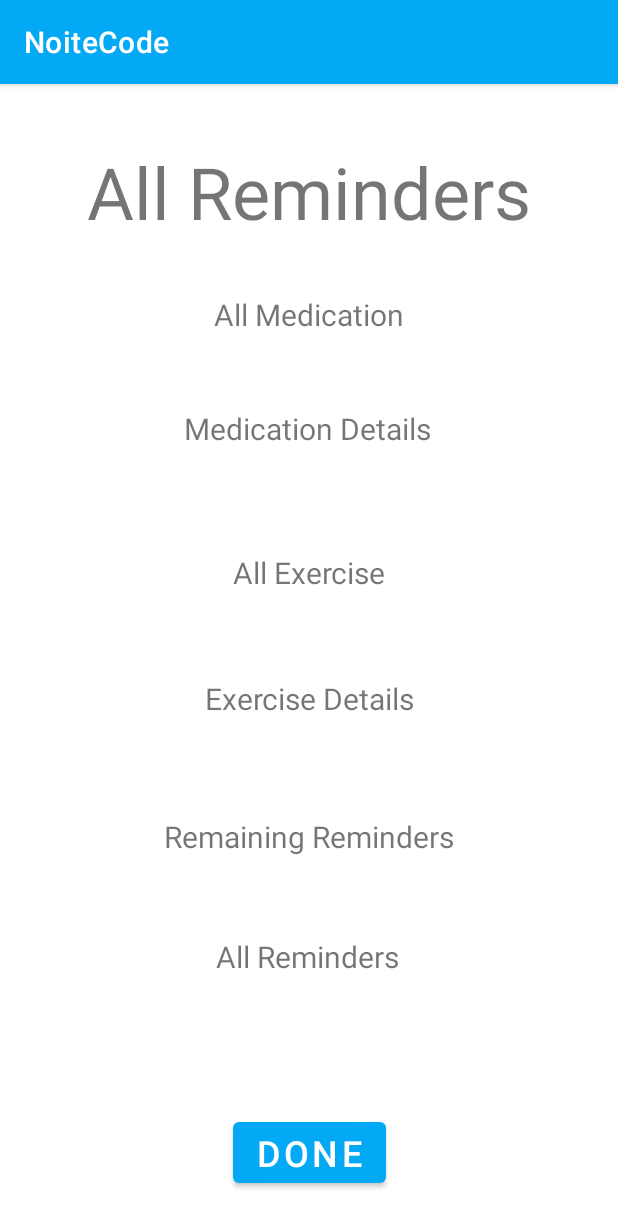
After one commit to SameehaMamodo/NoiteCode, an Android app: the ViewNotifsPage screen opened directly, with no data from a screen before it, on a phone screen of 412 x 824 dp. The commit adds this screen. Shown: the top 1227 px of the screen. Run offline under Robolectric (Android 15) with nearby library versions, the phone set to English and light mode, and no system bars.

Commit message:
Added new pages

```diff
--- a/app/src/main/AndroidManifest.xml
+++ b/app/src/main/AndroidManifest.xml
@@ -23,6 +23,8 @@
         <activity android:name=".MedicationPage"/>
         <activity android:name=".ExercisePage"/>
         <activity android:name=".ReminderPage"/>
+        <activity android:name=".ViewNotifsPage"/>
+
     </application>
 
 </manifest>
--- a/app/src/main/java/com/example/noitecode/HomePage.kt
+++ b/app/src/main/java/com/example/noitecode/HomePage.kt
@@ -36,9 +36,9 @@ class HomePage : AppCompatActivity() {
         startActivity(intent)
     }
 
-//    fun ViewReminder(view: View) {
-//
-//        val intentr = Intent(this, ViewRemindersPage::class.java)
-//        startActivity(intentr)
-//    }
+    fun ViewReminder(view: View) {
+
+        val intentr = Intent(this, ViewNotifsPage::class.java)
+        startActivity(intentr)
+    }
 }
--- /dev/null
+++ b/app/src/main/java/com/example/noitecode/ViewNotifsPage.kt
@@ -0,0 +1,19 @@
+package com.example.noitecode
+
+import android.content.Intent
+import android.os.Bundle
+import android.view.View
+import androidx.appcompat.app.AppCompatActivity
+
+class ViewNotifsPage : AppCompatActivity() {
+    override fun onCreate(savedInstanceState: Bundle?) {
+        super.onCreate(savedInstanceState)
+        setContentView(R.layout.activity_viewnotifspage)
+    }
+
+    fun doneView(view: View) {
+
+        val intent = Intent(this, HomePage::class.java)
+        startActivity(intent)
+    }
+}
--- a/app/src/main/res/layout/activity_homepage.xml
+++ b/app/src/main/res/layout/activity_homepage.xml
@@ -39,6 +39,7 @@
         android:layout_marginStart="8dp"
         android:layout_marginTop="72dp"
         android:layout_marginEnd="35dp"
+        android:onClick="ViewReminder"
         android:text="View Existing Notifications"
         app:layout_constraintEnd_toEndOf="parent"
         app:layout_constraintStart_toEndOf="@+id/btnNotification2"
--- /dev/null
+++ b/app/src/main/res/layout/activity_viewnotifspage.xml
@@ -0,0 +1,123 @@
+<?xml version="1.0" encoding="utf-8"?>
+<androidx.constraintlayout.widget.ConstraintLayout xmlns:android="http://schemas.android.com/apk/res/android"
+    xmlns:app="http://schemas.android.com/apk/res-auto"
+    xmlns:tools="http://schemas.android.com/tools"
+    android:layout_width="match_parent"
+    android:layout_height="match_parent"
+    tools:context=".ViewNotifsPage">
+
+    <TextView
+        android:id="@+id/txtReminderNotif"
+        android:layout_width="341dp"
+        android:layout_height="60dp"
+        android:layout_marginStart="34dp"
+        android:layout_marginTop="568dp"
+        android:layout_marginEnd="34dp"
+        android:text="All Reminders"
+        android:textAlignment="center"
+        android:textSize="20sp"
+        app:layout_constraintEnd_toEndOf="parent"
+        app:layout_constraintHorizontal_bias="0.0"
+        app:layout_constraintStart_toStartOf="parent"
+        app:layout_constraintTop_toTopOf="parent" />
+
+    <TextView
+        android:id="@+id/txtReminderTitle"
+        android:layout_width="341dp"
+        android:layout_height="60dp"
+        android:layout_marginStart="34dp"
+        android:layout_marginTop="488dp"
+        android:layout_marginEnd="34dp"
+        android:text="Remaining Reminders"
+        android:textAlignment="center"
+        android:textSize="20sp"
+        app:layout_constraintEnd_toEndOf="parent"
+        app:layout_constraintStart_toStartOf="parent"
+        app:layout_constraintTop_toTopOf="parent" />
+
+    <TextView
+        android:id="@+id/txtMedTitle4"
+        android:layout_width="341dp"
+        android:layout_height="60dp"
+        android:layout_marginStart="34dp"
+        android:layout_marginTop="140dp"
+        android:layout_marginEnd="34dp"
+        android:text="All Medication"
+        android:textAlignment="center"
+        android:textSize="20sp"
+        app:layout_constraintEnd_toEndOf="parent"
+        app:layout_constraintStart_toStartOf="parent"
+        app:layout_constraintTop_toTopOf="parent" />
+
+    <TextView
+        android:id="@+id/txtExerciseTitle"
+        android:layout_width="341dp"
+        android:layout_height="60dp"
+        android:layout_marginStart="34dp"
+        android:layout_marginTop="312dp"
+        android:layout_marginEnd="34dp"
+        android:text="All Exercise"
+        android:textAlignment="center"
+        android:textSize="20sp"
+        app:layout_constraintEnd_toEndOf="parent"
+        app:layout_constraintStart_toStartOf="parent"
+        app:layout_constraintTop_toTopOf="parent" />
+
+    <TextView
+        android:id="@+id/txtMedNotif"
+        android:layout_width="341dp"
+        android:layout_height="60dp"
+        android:layout_marginStart="34dp"
+        android:layout_marginTop="216dp"
+        android:layout_marginEnd="34dp"
+        android:text="Medication Details"
+        android:textAlignment="center"
+        android:textAllCaps="false"
+        android:textSize="20sp"
+        app:layout_constraintEnd_toEndOf="parent"
+        app:layout_constraintHorizontal_bias="0.0"
+        app:layout_constraintStart_toStartOf="parent"
+        app:layout_constraintTop_toTopOf="parent" />
+
+    <TextView
+        android:id="@+id/txtExerciseNotif"
+        android:layout_width="341dp"
+        android:layout_height="60dp"
+        android:layout_marginStart="34dp"
+        android:layout_marginTop="396dp"
+        android:layout_marginEnd="34dp"
+        android:text="Exercise Details"
+        android:textAlignment="center"
+        android:textSize="20sp"
+        app:layout_constraintEnd_toEndOf="parent"
+        app:layout_constraintStart_toStartOf="parent"
+        app:layout_constraintTop_toTopOf="parent" />
+
+    <TextView
+        android:id="@+id/txtViewTitle"
+        android:layout_width="wrap_content"
+        android:layout_height="wrap_content"
+        android:layout_marginStart="57dp"
+        android:layout_marginTop="39dp"
+        android:layout_marginEnd="57dp"
+        android:text="All Reminders"
+        android:textAlignment="center"
+        android:textSize="48sp"
+        app:layout_constraintEnd_toEndOf="parent"
+        app:layout_constraintStart_toStartOf="parent"
+        app:layout_constraintTop_toTopOf="parent" />
+
+    <Button
+        android:id="@+id/button5"
+        android:layout_width="wrap_content"
+        android:layout_height="wrap_content"
+        android:layout_marginStart="153dp"
+        android:layout_marginEnd="153dp"
+        android:layout_marginBottom="29dp"
+        android:onClick="doneView"
+        android:text="Done"
+        android:textSize="24sp"
+        app:layout_constraintBottom_toBottomOf="parent"
+        app:layout_constraintEnd_toEndOf="parent"
+        app:layout_constraintStart_toStartOf="parent" />
+</androidx.constraintlayout.widget.ConstraintLayout>
```
